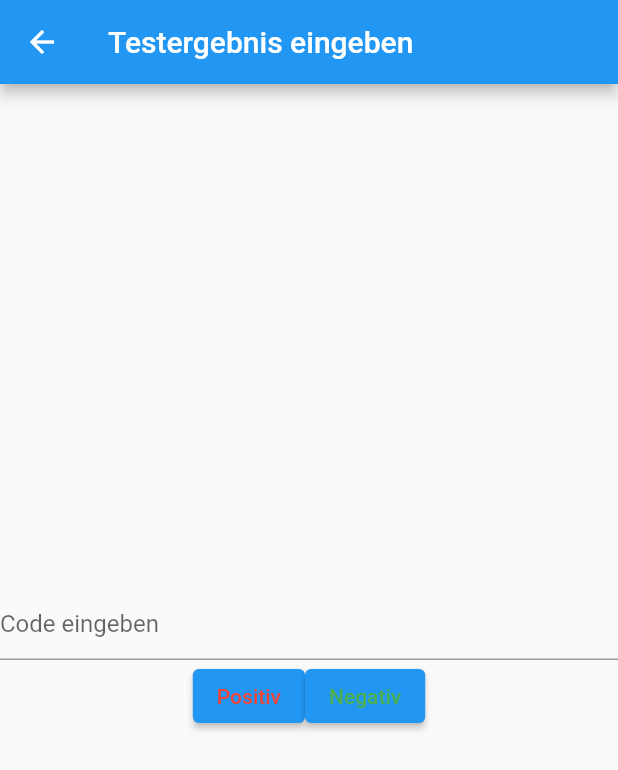
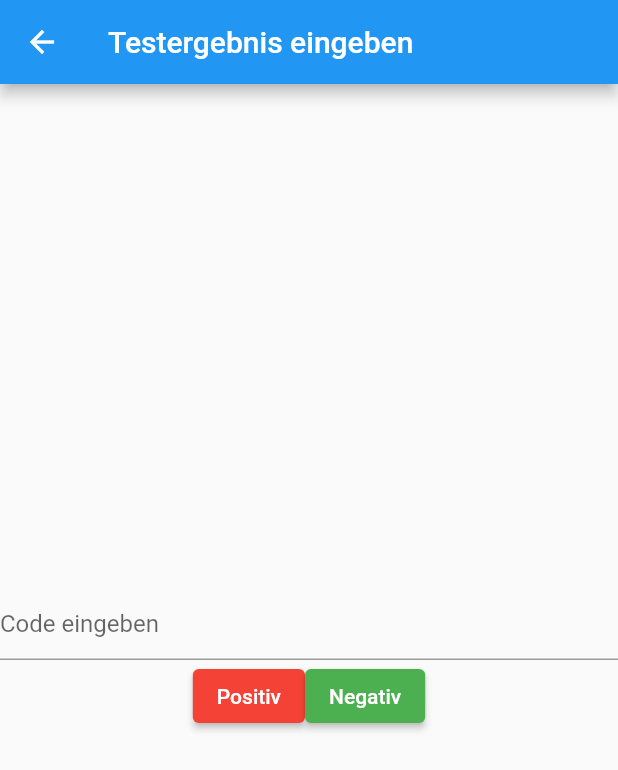
Before and after one commit to reyemDarnok/MCI_SOSE_2021, a Flutter app: the screen it shows after launch, after a tap on "Testergebns eingeben", on a phone screen of 412 x 824 dp. Shown: the top 770 px of the screen. Run offline on Flutter 3.47's test engine with Material 2 defaults, Android fonts, the phone set to English and light mode, and no system bars.

Commit message:
add TestEntryScreen.dart buttons

```diff
--- a/lib/MainScreen.dart
+++ b/lib/MainScreen.dart
@@ -30,16 +30,14 @@ class MainScreen extends StatelessWidget {
                 onPressed: (){
                   Navigator.push(
                     context,
-                    MaterialPageRoute(builder: (context) => TestEntryScreen())
+                    MaterialPageRoute(builder: (context) => TestEntryScreen(status: status,))
                   );
-                  status.value = true;
                 },
                 child: Text('Testergebns eingeben'),
               ),
               Text('\n\n'),
               ElevatedButton(
                 onPressed: (){
-                  status.value = false;
                   print("more test");
                 },
                 child: Text('QR-Code scannen')
--- a/lib/TestEntryScreen.dart
+++ b/lib/TestEntryScreen.dart
@@ -1,6 +1,8 @@
 import 'package:flutter/material.dart';
 
 class TestEntryScreen extends StatelessWidget {
+  TestEntryScreen({Key? key, required this.status}) : super(key: key);
+  final ValueNotifier<bool> status;
   @override
   Widget build(BuildContext context) {
     return MaterialApp(
@@ -26,13 +28,23 @@ class TestEntryScreen extends StatelessWidget {
                 mainAxisAlignment: MainAxisAlignment.center,
                 children: [
                   ElevatedButton(
-                      onPressed: (){},
-                      child: Text('Positiv',
-                          style: TextStyle(color: Colors.red))),
+                    style: ButtonStyle(
+                      backgroundColor: MaterialStateProperty.all<Color>(Colors.red),
+                    ),
+                    onPressed: (){
+                      status.value = true;
+                    },
+                    child: Text('Positiv',),
+                  ),
                   ElevatedButton(
-                      onPressed: (){},
-                      child: Text('Negativ',
-                          style: TextStyle(color: Colors.green)))
+                    style: ButtonStyle(
+                      backgroundColor: MaterialStateProperty.all<Color>(Colors.green)
+                    ),
+                    onPressed: (){
+                      status.value = false;
+                    },
+                    child: Text('Negativ',),
+                  ),
                 ],
               )
             ],
```
